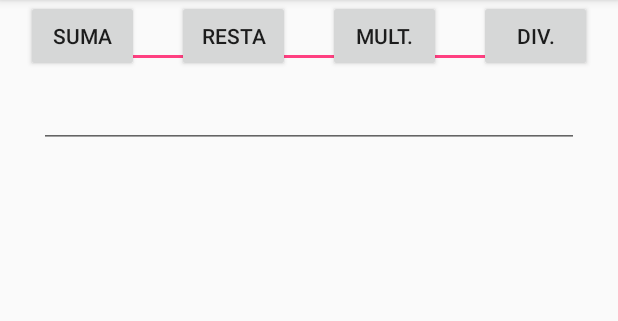
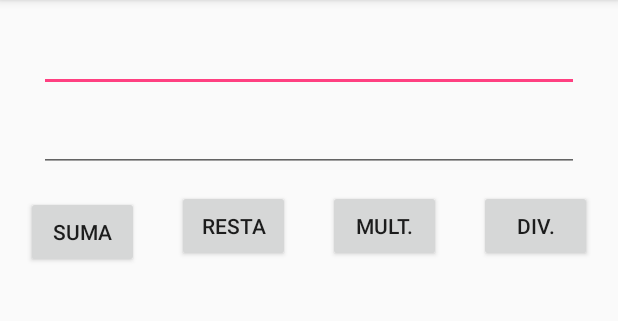
Before and after one commit to RafaelNunyez/ed, an Android app: the screen it shows after launch (MainActivity), on a phone screen of 412 x 824 dp, the part 84-405 px from its top. Run offline under Robolectric (Android 15) with nearby library versions, the phone set to English and light mode, and no system bars.

Commit message:
Undo all new changes (not works correctly), and updated AS files

```diff
--- a/EDProject/app/build.gradle
+++ b/EDProject/app/build.gradle
@@ -1,7 +1,7 @@
 apply plugin: 'com.android.application'
 
 android {
-    compileSdkVersion 27
+    compileSdkVersion 26
     defaultConfig {
         applicationId "com.example.rafael.edproject"
         minSdkVersion 15
--- a/EDProject/app/src/main/java/com/example/rafael/edproject/MainActivity.java
+++ b/EDProject/app/src/main/java/com/example/rafael/edproject/MainActivity.java
@@ -6,14 +6,19 @@ import android.widget.*;
 import android.view.View;
 
 public class MainActivity extends AppCompatActivity {
-    private EditText num1, num2;
-    private Button sumaBtn, restaBtn, multBtn, divBtn;
+    private EditText num1;
+    private EditText num2;
+    private Button sumaBtn;
+    private Button restaBtn;
+    private Button multBtn;
+    private Button divBtn;
     private TextView resultado;
 
     @Override
     protected void onCreate(Bundle savedInstanceState) {
         super.onCreate(savedInstanceState);
         setContentView(R.layout.activity_main);
+
 
         addListenerOnButton();
     }
@@ -78,6 +83,5 @@ public class MainActivity extends AppCompatActivity {
                 resultado.setText(res);
             }
         });
-
     }
 }
--- a/EDProject/app/src/main/res/layout/activity_main.xml
+++ b/EDProject/app/src/main/res/layout/activity_main.xml
@@ -12,12 +12,13 @@
         android:layout_height="wrap_content"
         android:layout_marginEnd="8dp"
         android:layout_marginStart="8dp"
+        android:layout_marginTop="16dp"
         android:contentDescription="num1"
         android:ems="10"
         android:inputType="number"
         app:layout_constraintEnd_toEndOf="parent"
         app:layout_constraintStart_toStartOf="parent"
-        tools:layout_editor_absoluteY="16dp" />
+        app:layout_constraintTop_toTopOf="parent" />
 
     <EditText
         android:id="@+id/num2"
@@ -39,11 +40,12 @@
         android:layout_height="wrap_content"
         android:layout_marginEnd="8dp"
         android:layout_marginStart="8dp"
+        android:layout_marginTop="16dp"
         android:text="Suma"
         app:layout_constraintEnd_toStartOf="@+id/resta"
         app:layout_constraintHorizontal_bias="0.09"
         app:layout_constraintStart_toStartOf="parent"
-        tools:layout_editor_absoluteY="132dp" />
+        app:layout_constraintTop_toBottomOf="@+id/num2" />
 
     <Button
         android:id="@+id/resta"
@@ -51,10 +53,11 @@
         android:layout_height="wrap_content"
         android:layout_marginEnd="8dp"
         android:layout_marginStart="8dp"
+        android:layout_marginTop="12dp"
         android:text="Resta"
         app:layout_constraintEnd_toStartOf="@+id/mult"
         app:layout_constraintStart_toEndOf="@+id/suma"
-        tools:layout_editor_absoluteY="132dp" />
+        app:layout_constraintTop_toBottomOf="@+id/num2" />
 
     <Button
         android:id="@+id/mult"
@@ -62,10 +65,11 @@
         android:layout_height="wrap_content"
         android:layout_marginEnd="8dp"
         android:layout_marginStart="8dp"
+        android:layout_marginTop="12dp"
         android:text="Mult."
         app:layout_constraintEnd_toStartOf="@+id/div"
         app:layout_constraintStart_toEndOf="@+id/resta"
-        tools:layout_editor_absoluteY="132dp" />
+        app:layout_constraintTop_toBottomOf="@+id/num2" />
 
     <Button
         android:id="@+id/div"
@@ -73,10 +77,11 @@
         android:layout_height="wrap_content"
         android:layout_marginEnd="8dp"
         android:layout_marginStart="8dp"
+        android:layout_marginTop="12dp"
         android:text="Div."
         app:layout_constraintEnd_toEndOf="parent"
         app:layout_constraintStart_toEndOf="@+id/mult"
-        tools:layout_editor_absoluteY="132dp" />
+        app:layout_constraintTop_toBottomOf="@+id/num2" />
 
     <TextView
         android:id="@+id/resultado"
@@ -84,8 +89,10 @@
         android:layout_height="25dp"
         android:layout_marginEnd="8dp"
         android:layout_marginStart="8dp"
+        android:layout_marginTop="88dp"
         android:textAlignment="center"
+        android:text=""
         app:layout_constraintEnd_toEndOf="parent"
         app:layout_constraintStart_toStartOf="parent"
-        tools:layout_editor_absoluteY="189dp" />
+        app:layout_constraintTop_toBottomOf="@+id/num2" />
 </android.support.constraint.ConstraintLayout>
```
